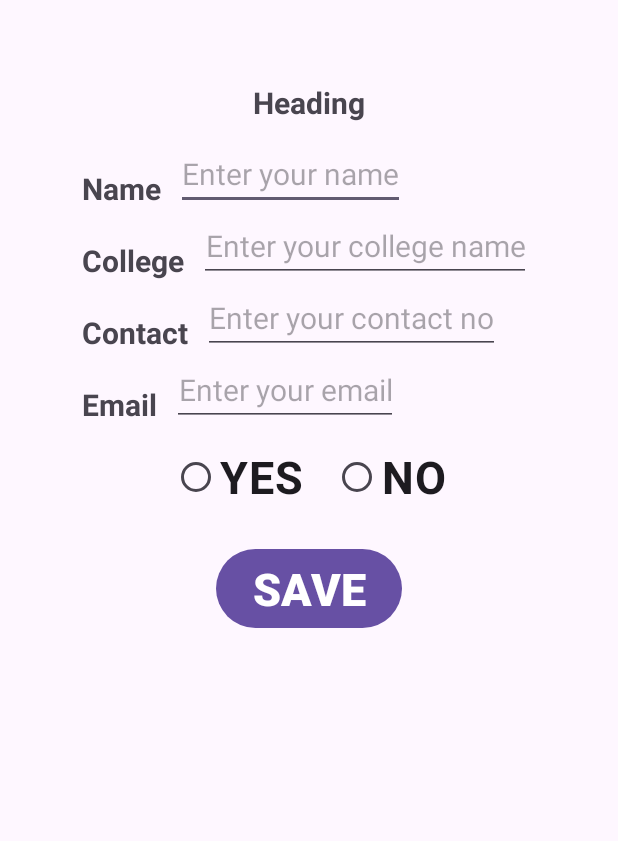
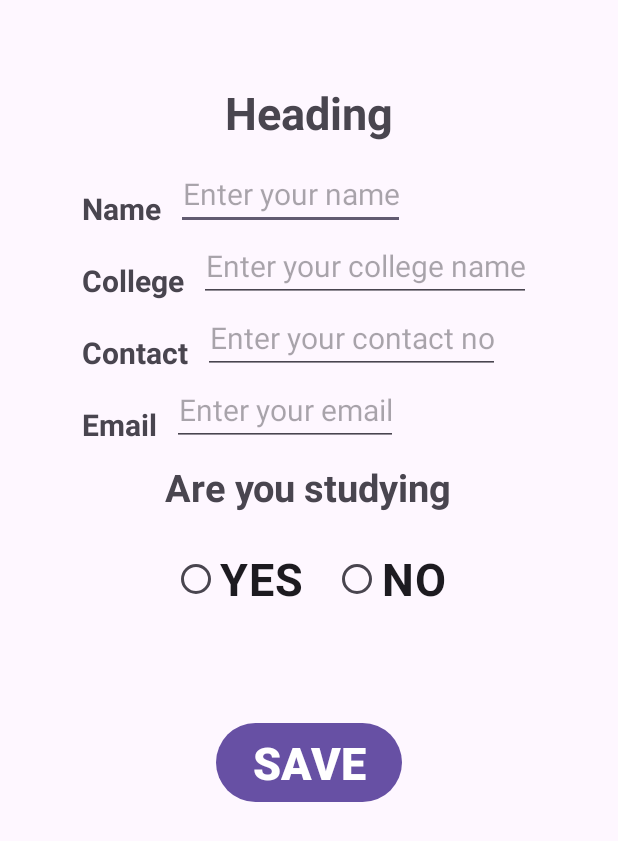
Before and after one commit to tanve13/ViewsXML, an Android app: the layout activity_main.xml on its own in the app's theme, with its tools: preview values and no code run, on a phone screen of 412 x 824 dp. Shown: the top 841 px of the screen. Run offline under Robolectric (Android 15) with nearby library versions, the phone set to English and light mode, and no system bars.

Commit message:
layoutofviews

```diff
--- a/app/src/main/res/layout/activity_main.xml
+++ b/app/src/main/res/layout/activity_main.xml
@@ -2,19 +2,20 @@
 <LinearLayout xmlns:android="http://schemas.android.com/apk/res/android"
     xmlns:app="http://schemas.android.com/apk/res-auto"
     xmlns:tools="http://schemas.android.com/tools"
+    android:id="@+id/main"
     android:layout_width="match_parent"
     android:layout_height="match_parent"
     android:gravity="center_horizontal"
     android:orientation="vertical"
-    android:padding="20pt"
+    android:padding="@dimen/pt_20"
     tools:context=".MainActivity">
     <TextView
         android:layout_width="wrap_content"
         android:layout_height="wrap_content"
         android:layout_margin="10dp"
-        android:text="Heading"
+        android:text="@string/Heading"
         android:textAlignment="center"
-        android:textSize="20sp"
+        android:textSize="@dimen/sp_30"
         android:textStyle="bold" />
 
     <LinearLayout
@@ -29,14 +30,17 @@
             android:text="@string/name"
             android:textAlignment="center"
             android:textSize="@dimen/sp_20"
-            android:textStyle="bold" />
+            android:textStyle="bold"
+            />
 
         <EditText
             android:layout_width="wrap_content"
             android:layout_height="wrap_content"
             android:hint="Enter your name"
+            android:id="@+id/name"
             android:textAlignment="center"
-            android:textSize="20sp" />
+            android:textSize="20sp"
+            android:inputType="textPersonName|textCapWords"/>
     </LinearLayout>
 
     <LinearLayout
@@ -58,7 +62,8 @@
             android:layout_height="wrap_content"
             android:hint="Enter your college name"
             android:textAlignment="center"
-            android:textSize="20sp" />
+            android:textSize="20sp"
+            android:inputType="textCapWords"/>
     </LinearLayout>
 
     <LinearLayout
@@ -79,8 +84,11 @@
             android:layout_width="wrap_content"
             android:layout_height="wrap_content"
             android:hint="Enter your contact no"
+            android:id="@+id/etContactNumber"
+            android:inputType="number"
+            android:maxLength="10"
             android:textAlignment="center"
-            android:textSize="20sp" />
+            android:textSize="@dimen/sp_20"/>
     </LinearLayout>
 
     <LinearLayout
@@ -94,27 +102,42 @@
             android:layout_margin="10dp"
             android:text="@string/Email"
             android:textAlignment="center"
-            android:textSize="20sp"
-            android:textStyle="bold" />
+            android:textSize="@dimen/sp_20"
+            android:textStyle="bold"
+            />
 
         <EditText
             android:layout_width="wrap_content"
             android:layout_height="wrap_content"
             android:hint="Enter your email"
             android:textAlignment="center"
-            android:textSize="20sp" />
+            android:textSize="@dimen/sp_20"
+            android:inputType="textEmailAddress"/>
     </LinearLayout>
 
-    <LinearLayout
+        <TextView
+            android:layout_width="wrap_content"
+            android:layout_height="wrap_content"
+            android:text="@string/Are_yoy_studying"
+            android:textSize="25sp"
+            android:textStyle="bold"
+            android:textAlignment="center"
+            android:layout_margin="10dp"/>
+
+
+
+    <RadioGroup
         android:layout_width="wrap_content"
         android:layout_height="wrap_content"
+        android:layout_gravity="center"
         android:orientation="horizontal">
 
         <RadioButton
             android:layout_width="wrap_content"
             android:layout_height="wrap_content"
             android:layout_margin="10dp"
-            android:text="YES"
+            android:text="@string/YES"
+            android:id="@+id/rbYES"
             android:textAlignment="center"
             android:textSize="30sp"
             android:textStyle="bold" />
@@ -123,18 +146,31 @@
             android:layout_width="wrap_content"
             android:layout_height="wrap_content"
             android:layout_margin="10dp"
-            android:text="NO"
+            android:text="@string/NO"
+            android:id="@+id/rbNO"
             android:textAlignment="center"
             android:textSize="30sp"
             android:textStyle="bold" />
-    </LinearLayout>
+    </RadioGroup>
+
+        <EditText
+            android:layout_width="wrap_content"
+            android:layout_height="wrap_content"
+            android:hint="@string/enter_your_field"
+            android:visibility="invisible"
+            android:id="@+id/etStudyField"
+            android:textSize="@dimen/sp_20"
+            android:textAlignment="center"
+            />
+
 
     <Button
         android:layout_width="wrap_content"
         android:layout_height="wrap_content"
         android:layout_margin="10dp"
         android:gravity="center"
-        android:text="SAVE"
+        android:text="@string/SAVE"
+        android:id="@+id/Button"
         android:textSize="30sp"
         android:textStyle="bold" />
 </LinearLayout>
--- a/app/src/main/res/values/dimens.xml
+++ b/app/src/main/res/values/dimens.xml
@@ -3,4 +3,5 @@
     <dimen name="sp_20">20sp</dimen>
     <dimen name="sp_40">40sp</dimen>
     <dimen name="sp_30">30sp</dimen>
+    <dimen name="pt_20">20pt</dimen>
 </resources>
--- a/app/src/main/res/values/strings.xml
+++ b/app/src/main/res/values/strings.xml
@@ -1,8 +1,15 @@
 <resources>
     <string name="app_name">My code</string>
-    <string name="heading">Heading</string>
+    <string name="Heading">Heading</string>
     <string name="name">Name</string>
     <string name="college">College</string>
     <string name="Contact">Contact</string>
     <string name="Email">Email</string>
+    <string name="YES">YES</string>
+    <string name="NO">NO</string>
+    <string name="StudyField">StudyField</string>
+    <string name="SAVE">SAVE</string>
+    <string name="Are_yoy_studying">Are you studying</string>
+    <string name="enter_your_field">Enter your field</string>
+
 </resources>
```
Also changed, not shown: app/src/main/java/com/tanveer/mycode/MainActivity.kt (+53 -1 lines).
